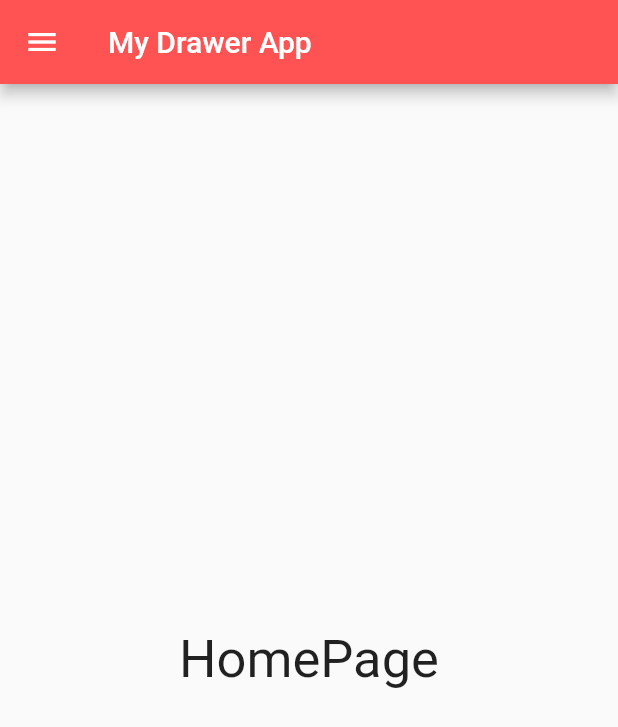
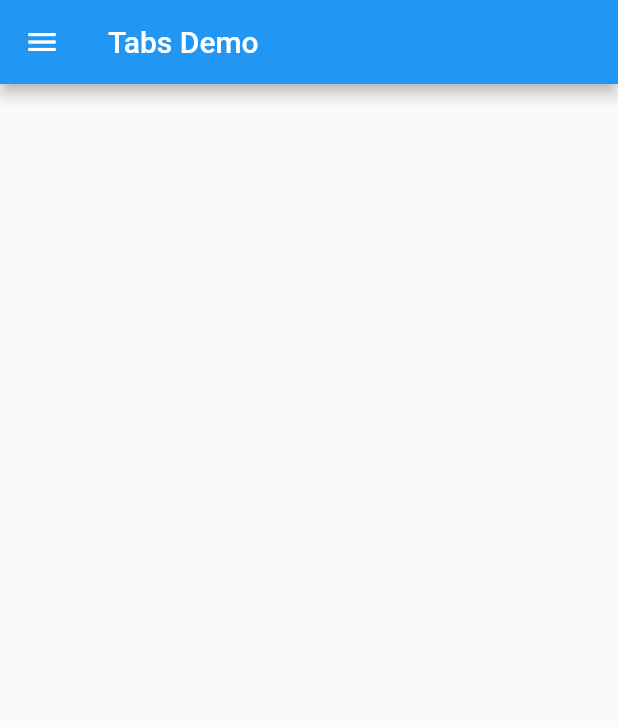
Before and after one commit to camposFabio/flutter_handbook, a Flutter app: the screen it shows after launch, on a phone screen of 412 x 824 dp. Shown: the top 727 px of the screen. Run offline on Flutter 3.47's test engine with Material 2 defaults, Android fonts, the phone set to English and light mode, and no system bars.

Commit message:
Drawer using variables

```diff
--- a/lib/main.dart
+++ b/lib/main.dart
@@ -1,7 +1,76 @@
 import 'package:flutter/material.dart';
 
-import './pages/home_page.dart';
+void main() {
+  runApp(new MyApp());
+}
 
-void main() {
-  runApp(new MaterialApp(home: new HomePage()));
+class SandyShores extends StatelessWidget {
+  static String routeName = "sandyShores";
+
+  @override
+  Widget build(BuildContext context) {
+    return new Center(
+      child: new Text("You've landed on the Sandy Shores!"),
+    );
+  }
 }
+
+class MyApp extends StatelessWidget {
+  @override
+  Widget build(BuildContext context) {
+    var routes = <String, WidgetBuilder>{
+      SandyShores.routeName: (BuildContext context) => new SandyShores(),
+    };
+
+    return new MaterialApp(
+      title: 'Flutter Demo',
+      home: new MyHomePage(title: 'Flutter Demo Homepage'),
+      routes: routes,
+    );
+  }
+}
+
+class MyHomePage extends StatefulWidget {
+  MyHomePage({Key key, this.title}) : super(key: key);
+
+  final String title;
+
+  @override
+  _MyHomePageState createState() => new _MyHomePageState();
+}
+
+class _MyHomePageState extends State<MyHomePage> {
+  @override
+  Widget build(BuildContext context) {
+    var headerText = new Text('Headers');
+
+    var header = new DrawerHeader(child: headerText);
+
+    var item1Text = new Text('Sandy Shores');
+
+    var item1Icon = new Icon(Icons.settings);
+
+    var item1 = new ListTile(
+        title: item1Text, leading: item1Icon, onTap: _onItem1OnTap);
+
+    var children = [header, item1];
+
+    var listView = new ListView(children: children);
+
+    var drawer = new Drawer(child: listView);
+
+    return new Scaffold(
+      drawer: drawer,
+      appBar: new AppBar(
+        title: new Text('Tabs Demo'),
+      ),
+      body: new Center(
+        child: new Text(''),
+      ),
+    );
+  }
+
+  void _onItem1OnTap() {
+    Navigator.popAndPushNamed(context, SandyShores.routeName);
+  }
+}
```
